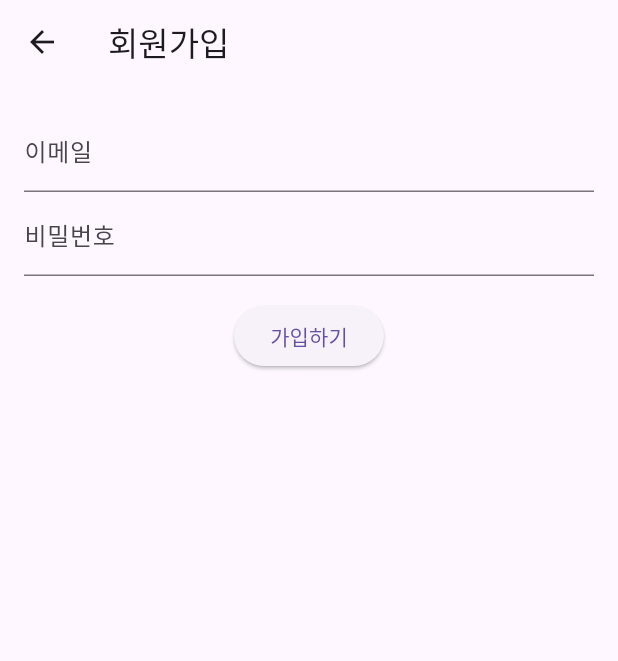
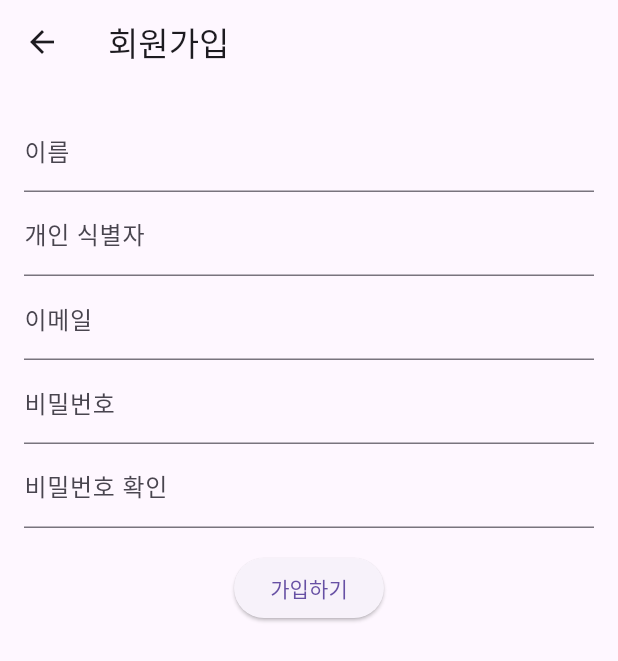
Before and after one commit to Mingkong-A/ATTEA, a Flutter app: the SignupScreen screen opened by its route, on a phone screen of 412 x 824 dp. Shown: the top 661 px of the screen. Run offline on Flutter 3.47's test engine with Material 3 defaults, Android fonts, the phone set to English and light mode, and no system bars; our stand-ins replace cloud_firestore, firebase_auth, firebase_core, shared_preferences, table_calendar; accounts and stored records are empty.

Commit message:
회원가입 개인 식별자 및 비밀번호 확인 기능 추가

```diff
--- a/lib/signup_screen.dart
+++ b/lib/signup_screen.dart
@@ -1,5 +1,6 @@
 import 'package:flutter/material.dart';
 import 'package:firebase_auth/firebase_auth.dart';
+import 'package:cloud_firestore/cloud_firestore.dart';
 
 class SignupScreen extends StatefulWidget {
   const SignupScreen({super.key});
@@ -9,18 +10,55 @@ class SignupScreen extends StatefulWidget {
 }
 
 class _SignupScreenState extends State<SignupScreen> {
+  final _nameController = TextEditingController();
+  final _idController = TextEditingController();
   final _emailController = TextEditingController();
   final _passwordController = TextEditingController();
+  final _confirmPasswordController = TextEditingController();
+
   String _errorMessage = '';
 
   Future<void> _signup() async {
+    final name = _nameController.text.trim();
+    final personalId = _idController.text.trim();
+    final email = _emailController.text.trim();
+    final password = _passwordController.text.trim();
+    final confirmPassword = _confirmPasswordController.text.trim();
+
+    if (password != confirmPassword) {
+      setState(() {
+        _errorMessage = '비밀번호가 일치하지 않습니다.';
+      });
+      return;
+    }
+
     try {
-      await FirebaseAuth.instance.createUserWithEmailAndPassword(
-        email: _emailController.text.trim(),
-        password: _passwordController.text.trim(),
-      );
-      // 가입 성공 → 로그인 화면으로 이동
-      Navigator.pop(context);
+      final doc = await FirebaseFirestore.instance
+          .collection('members')
+          .doc(name)
+          .get();
+
+      if (!doc.exists || doc['id'] != personalId) {
+        setState(() {
+          _errorMessage = '동아리원 정보가 없거나 식별자가 틀렸습니다.';
+        });
+        return;
+      }
+
+      final userCredential = await FirebaseAuth.instance
+          .createUserWithEmailAndPassword(email: email, password: password);
+
+      await FirebaseFirestore.instance
+          .collection('users')
+          .doc(userCredential.user!.uid)
+          .set({
+        'name': name,
+        'email': email,
+        'createdAt': Timestamp.now(),
+      });
+
+      if (!mounted) return;
+      Navigator.pop(context); // 로그인 화면으로 이동
     } on FirebaseAuthException catch (e) {
       setState(() {
         _errorMessage = e.message ?? '회원가입 실패';
@@ -37,12 +75,26 @@ class _SignupScreenState extends State<SignupScreen> {
         child: Column(
           children: [
             TextField(
+              controller: _nameController,
+              decoration: const InputDecoration(labelText: '이름'),
+            ),
+            TextField(
+              controller: _idController,
+              decoration: const InputDecoration(labelText: '개인 식별자'),
+            ),
+            TextField(
               controller: _emailController,
               decoration: const InputDecoration(labelText: '이메일'),
+              keyboardType: TextInputType.emailAddress,
             ),
             TextField(
               controller: _passwordController,
               decoration: const InputDecoration(labelText: '비밀번호'),
+              obscureText: true,
+            ),
+            TextField(
+              controller: _confirmPasswordController,
+              decoration: const InputDecoration(labelText: '비밀번호 확인'),
               obscureText: true,
             ),
             const SizedBox(height: 16),
@@ -51,7 +103,10 @@ class _SignupScreenState extends State<SignupScreen> {
               child: const Text('가입하기'),
             ),
             if (_errorMessage.isNotEmpty)
-              Text(_errorMessage, style: const TextStyle(color: Colors.red)),
+              Padding(
+                padding: const EdgeInsets.only(top: 8.0),
+                child: Text(_errorMessage, style: const TextStyle(color: Colors.red)),
+              ),
           ],
         ),
       ),
```
